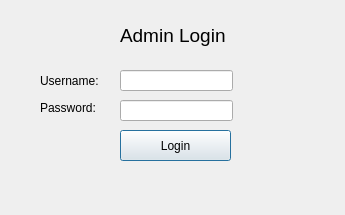
Savant-sys/College-Touring, file CollegeTouring/login.ui: the form before one commit.
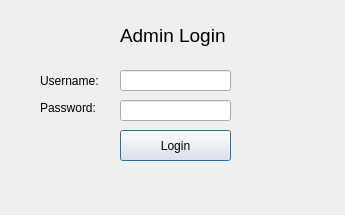
The form after the commit.

Patch:
```diff
--- a/CollegeTouring/login.ui
+++ b/CollegeTouring/login.ui
@@ -57,22 +57,12 @@
     <string>Login</string>
    </property>
   </widget>
-  <widget class="QLineEdit" name="passwordEntry">
-   <property name="geometry">
-    <rect>
-     <x>120</x>
-     <y>100</y>
-     <width>113</width>
-     <height>21</height>
-    </rect>
-   </property>
-  </widget>
   <widget class="QLineEdit" name="usernameEntry">
    <property name="geometry">
     <rect>
      <x>120</x>
      <y>70</y>
-     <width>113</width>
+     <width>111</width>
      <height>21</height>
     </rect>
    </property>
@@ -90,6 +80,24 @@
     <string>Username:</string>
    </property>
   </widget>
+  <widget class="QLineEdit" name="passwordEntry">
+   <property name="geometry">
+    <rect>
+     <x>120</x>
+     <y>100</y>
+     <width>111</width>
+     <height>21</height>
+    </rect>
+   </property>
+   <property name="font">
+    <font>
+     <pointsize>12</pointsize>
+    </font>
+   </property>
+   <property name="echoMode">
+    <enum>QLineEdit::Password</enum>
+   </property>
+  </widget>
  </widget>
  <resources/>
  <connections/>
```
Left out of the diff: 4 changed lines with no effect on the pictures.
